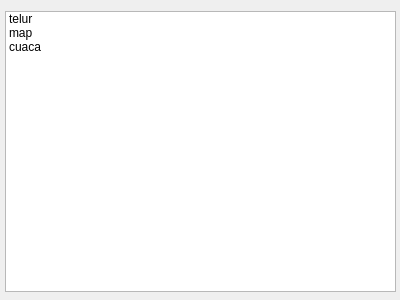
This is main.ui in anwartan/python_qt as Qt 5 draws it before an edit. The edited form follows.
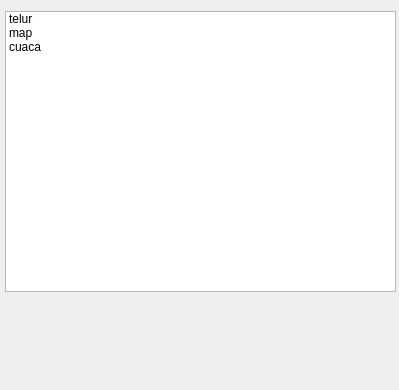
This is the edited form.

```diff
--- a/main.ui
+++ b/main.ui
@@ -6,8 +6,8 @@
    <rect>
     <x>0</x>
     <y>0</y>
-    <width>400</width>
-    <height>300</height>
+    <width>399</width>
+    <height>390</height>
    </rect>
   </property>
   <property name="windowTitle">
```
